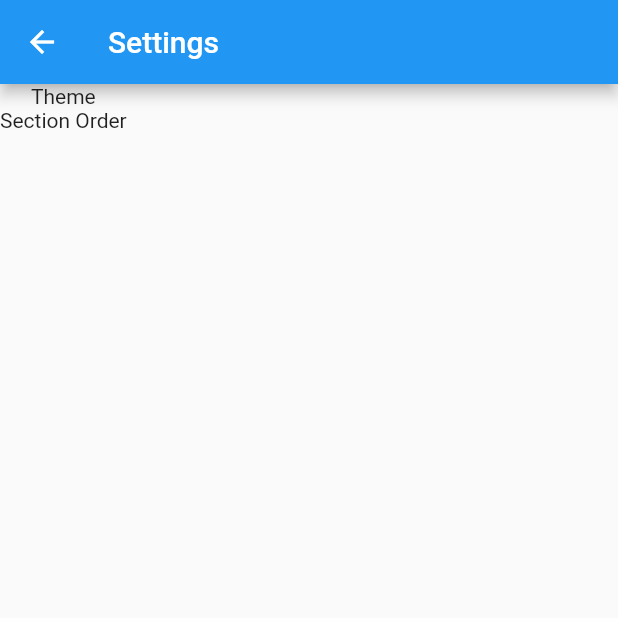
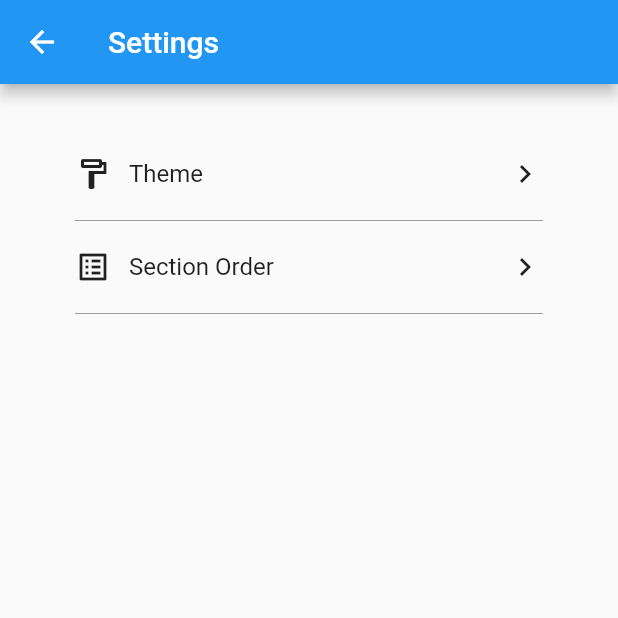
Before and after one commit to Bkohler93/Grocery_Helper, a Flutter app: the SettingsMenu screen opened directly, on a phone screen of 412 x 824 dp, the top half of it. Run offline on Flutter 3.47's test engine with Material 2 defaults, Android fonts, the phone set to English and light mode, and no system bars; our stand-ins replace bloc, confetti, equatable, flutter_bloc, sqflite; missing offline and left inert: dart:ffi, fraction; accounts and stored records are empty.

Commit message:
users can edit section order in settings

```diff
--- a/lib/main.dart
+++ b/lib/main.dart
@@ -6,6 +6,7 @@ import 'package:grocery_helper_app/business_logic/blocs/meal_bloc/meal_bloc.dart
 import 'package:grocery_helper_app/business_logic/blocs/meal_card_bloc/meal_card_bloc.dart';
 import 'package:grocery_helper_app/business_logic/cubits/grocery_item_cubit/grocery_item_cubit.dart';
 import 'package:grocery_helper_app/business_logic/cubits/ingredient_cubit/add_ingredient_cubit.dart';
+import 'package:grocery_helper_app/business_logic/notifiers/section_notifier.dart';
 import 'package:grocery_helper_app/data/repositories/grocery/grocery_repository.dart';
 import 'package:grocery_helper_app/data/repositories/meal/meal_repository.dart';
 import 'package:grocery_helper_app/presentation/screens/add_meal.dart';
@@ -14,6 +15,7 @@ import 'package:grocery_helper_app/presentation/screens/add_meal.dart';
 import 'package:grocery_helper_app/presentation/screens/choose_meals.dart';
 import 'package:grocery_helper_app/presentation/screens/grocery_list.dart';
 import 'package:grocery_helper_app/presentation/screens/settings.dart';
+import 'package:provider/provider.dart';
 
 // import 'presentation/screens/add_meal.dart';
 // import 'presentation/screens/grocery_list.dart';
--- a/lib/presentation/screens/settings.dart
+++ b/lib/presentation/screens/settings.dart
@@ -4,6 +4,8 @@ import 'package:grocery_helper_app/business_logic/blocs/meal_bloc/meal_bloc.dart
 import 'package:grocery_helper_app/business_logic/notifiers/section_notifier.dart';
 import 'package:grocery_helper_app/data/models/meal.dart';
 import 'package:grocery_helper_app/data/repositories/section/section_repository.dart';
+import 'package:grocery_helper_app/presentation/screens/settings/section_editor.dart';
+import 'package:grocery_helper_app/presentation/widgets/settings_choice.dart';
 import 'package:provider/provider.dart';
 
 class SettingsPage extends StatelessWidget {
@@ -33,9 +35,29 @@ class SettingsMenu extends StatelessWidget {
               }),
           title: const Text('Settings'),
         ),
-        body: Column(children: <Widget>[
-          Text("Theme"),
-          Text("Section Order"),
-        ]));
+        body: Padding(
+          padding: const EdgeInsets.fromLTRB(50.0, 30.0, 50.0, 30.0),
+          child: Column(
+            crossAxisAlignment: CrossAxisAlignment.center,
+            children: <Widget>[
+              SettingsChoice(
+                name: "Theme",
+                iconData: Icons.format_paint_outlined,
+                redirect: () {
+                  Navigator.push(
+                      context, MaterialPageRoute(builder: (context) => const SectionEditorPage()));
+                },
+              ),
+              SettingsChoice(
+                name: "Section Order",
+                iconData: Icons.list_alt_outlined,
+                redirect: () {
+                  Navigator.push(
+                      context, MaterialPageRoute(builder: (context) => const SectionEditorPage()));
+                },
+              ),
+            ],
+          ),
+        ));
   }
 }
--- /dev/null
+++ b/lib/presentation/widgets/settings_choice.dart
@@ -0,0 +1,52 @@
+import 'package:flutter/material.dart';
+import 'package:grocery_helper_app/presentation/screens/settings/section_editor.dart';
+
+class SettingsChoice extends StatelessWidget {
+  const SettingsChoice({
+    Key? key,
+    required this.iconData,
+    required this.name,
+    required this.redirect,
+  }) : super(key: key);
+
+  final IconData iconData;
+  final String name;
+  final Function redirect;
+
+  @override
+  Widget build(BuildContext context) {
+    return Column(children: [
+      Container(
+        height: 60.0,
+        width: MediaQuery.of(context).size.width,
+        child: GestureDetector(
+          onTap: () {
+            redirect();
+          },
+          child: Row(
+            mainAxisAlignment: MainAxisAlignment.spaceBetween,
+            children: [
+              Row(
+                children: [
+                  Icon(iconData),
+                  Padding(
+                    padding: EdgeInsets.only(left: 12.0),
+                    child: Text(
+                      name,
+                      style: TextStyle(fontSize: 16.0),
+                    ),
+                  ),
+                ],
+              ),
+              const Icon(Icons.keyboard_arrow_right_outlined),
+            ],
+          ),
+        ),
+      ),
+      const Divider(
+        height: 2.0,
+        color: Colors.grey,
+      ),
+    ]);
+  }
+}
```
Also changed, not shown: lib/business_logic/notifiers/section_notifier.dart (+5 -2 lines), lib/presentation/screens/settings/section_editor.dart (added, +85 -0 lines), lib/presentation/widgets/section_list.dart (added, +152 -0 lines).
